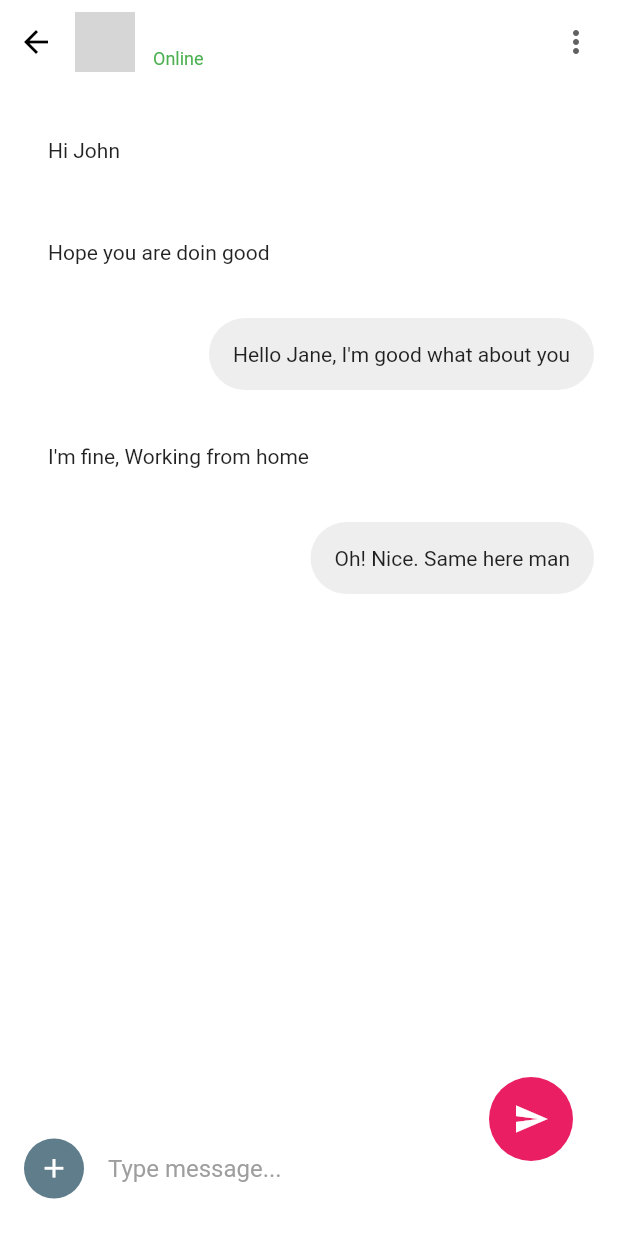
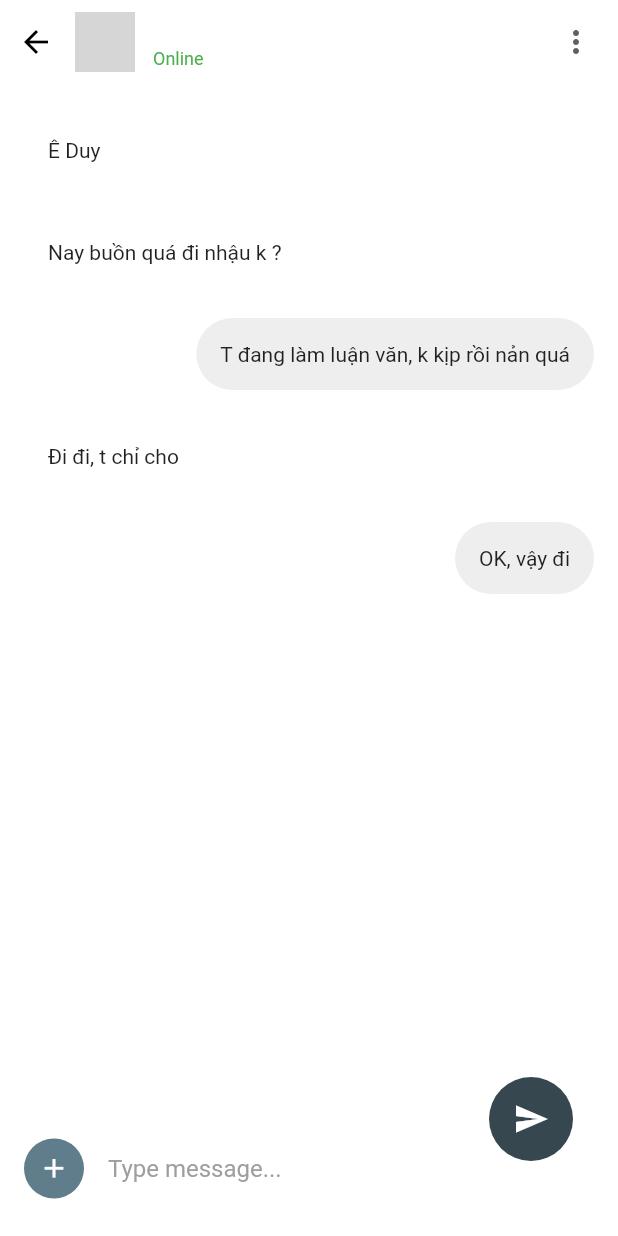
Before and after one commit to duyvo209/rescue-app, a Flutter app: the ChatDetailPage screen opened directly with empty values, on a phone screen of 412 x 824 dp. Run offline on Flutter 3.47's test engine with Material 2 defaults, Android fonts, the phone set to English and light mode, and no system bars; our stand-ins replace bloc, cloud_firestore, equatable, firebase_auth, firebase_core, firebase_storage and 8 more; missing offline and left inert: flutter_polyline_points, geocoder; accounts and stored records are empty; network calls fail; Roboto replaces fonts that are missing (poppins); grey boxes are pictures that could not be loaded.

Commit message:
up github

```diff
--- a/lib/screens/ChatDetailScreen.dart
+++ b/lib/screens/ChatDetailScreen.dart
@@ -1,9 +1,12 @@
+import 'package:cloud_firestore/cloud_firestore.dart';
 import 'package:flutter/cupertino.dart';
 import 'package:flutter/material.dart';
+import 'package:fluttertoast/fluttertoast.dart';
 import 'package:rescue/models/chat_massages.dart';
 import 'package:rescue/models/send_menu_item.dart';
 import 'package:rescue/screens/chats/chat_bubble.dart';
 import 'package:rescue/screens/chats/chat_detail_screen_appbar.dart';
+import 'package:shared_preferences/shared_preferences.dart';
 
 enum MessageType {
   Sender,
@@ -19,15 +22,123 @@ class ChatDetailPage extends StatefulWidget {
 }
 
 class _ChatDetailPageState extends State<ChatDetailPage> {
+  String peerId;
+  String peerAvatar;
+  String id;
+
+  List<QueryDocumentSnapshot> listMessage = new List.from([]);
+  int _limit = 20;
+  int _limitIncrement = 20;
+  String groupChatId;
+  SharedPreferences prefs;
+
+  bool isLoading;
+  bool isShowSticker;
+
+  final TextEditingController textEditingController = TextEditingController();
+  final ScrollController listScrollController = ScrollController();
+  final FocusNode focusNode = FocusNode();
+
+  _scrollListener() {
+    if (listScrollController.offset >=
+            listScrollController.position.maxScrollExtent &&
+        !listScrollController.position.outOfRange) {
+      setState(() {
+        _limit += _limitIncrement;
+      });
+    }
+  }
+
+  @override
+  void initState() {
+    super.initState();
+    focusNode.addListener(onFocusChange);
+    listScrollController.addListener(_scrollListener);
+
+    groupChatId = '';
+
+    isLoading = false;
+    isShowSticker = false;
+
+    readLocal();
+  }
+
+  void onFocusChange() {
+    if (focusNode.hasFocus) {
+      // Hide sticker when keyboard appear
+      setState(() {
+        isShowSticker = false;
+      });
+    }
+  }
+
+  readLocal() async {
+    prefs = await SharedPreferences.getInstance();
+    id = prefs.getString('id') ?? '';
+    if (id.hashCode <= peerId.hashCode) {
+      groupChatId = '$id-$peerId';
+    } else {
+      groupChatId = '$peerId-$id';
+    }
+
+    FirebaseFirestore.instance
+        .collection('users')
+        .doc(id)
+        .update({'chattingWith': peerId});
+
+    setState(() {});
+  }
+
+  void getSticker() {
+    // Hide keyboard when sticker appear
+    focusNode.unfocus();
+    setState(() {
+      isShowSticker = !isShowSticker;
+    });
+  }
+
+  void onSendMessage(String content, int type) {
+    // type: 0 = text, 1 = image, 2 = sticker
+    if (content.trim() != '') {
+      textEditingController.clear();
+
+      var documentReference = FirebaseFirestore.instance
+          .collection('messages')
+          .doc(groupChatId)
+          .collection(groupChatId)
+          .doc(DateTime.now().millisecondsSinceEpoch.toString());
+
+      FirebaseFirestore.instance.runTransaction((transaction) async {
+        transaction.set(
+          documentReference,
+          {
+            'idFrom': id,
+            'idTo': peerId,
+            'timestamp': DateTime.now().millisecondsSinceEpoch.toString(),
+            'content': content,
+            'type': type
+          },
+        );
+      });
+      listScrollController.animateTo(0.0,
+          duration: Duration(milliseconds: 300), curve: Curves.easeOut);
+    } else {
+      Fluttertoast.showToast(
+          msg: 'Nothing to send',
+          backgroundColor: Colors.black,
+          textColor: Colors.red);
+    }
+  }
+
   List<ChatMessage> chatMessage = [
-    ChatMessage(message: "Hi John", type: MessageType.Receiver),
-    ChatMessage(message: "Hope you are doin good", type: MessageType.Receiver),
+    ChatMessage(message: "Ê Duy", type: MessageType.Receiver),
     ChatMessage(
-        message: "Hello Jane, I'm good what about you",
+        message: "Nay buồn quá đi nhậu k ?", type: MessageType.Receiver),
+    ChatMessage(
+        message: "T đang làm luận văn, k kịp rồi nản quá",
         type: MessageType.Sender),
-    ChatMessage(
-        message: "I'm fine, Working from home", type: MessageType.Receiver),
-    ChatMessage(message: "Oh! Nice. Same here man", type: MessageType.Sender),
+    ChatMessage(message: "Đi đi, t chỉ cho", type: MessageType.Receiver),
+    ChatMessage(message: "OK, vậy đi", type: MessageType.Sender),
   ];
 
   List<SendMenuItems> menuItems = [
@@ -174,7 +285,7 @@ class _ChatDetailPageState extends State<ChatDetailPage> {
                   Icons.send,
                   color: Colors.white,
                 ),
-                backgroundColor: Colors.pink,
+                backgroundColor: Colors.blueGrey[800],
                 elevation: 0,
               ),
             ),
--- a/pubspec.yaml
+++ b/pubspec.yaml
@@ -48,6 +48,7 @@ dependencies:
   firebase_messaging: any
   fluttertoast: any
   flutter_local_notifications: any
+  shared_preferences: ^0.5.10
 
 dev_dependencies:
   flutter_test:
```
Also changed, not shown: lib/screens/HomeScreen.dart (+21 -1 lines), pubspec.lock, 1 other file.
